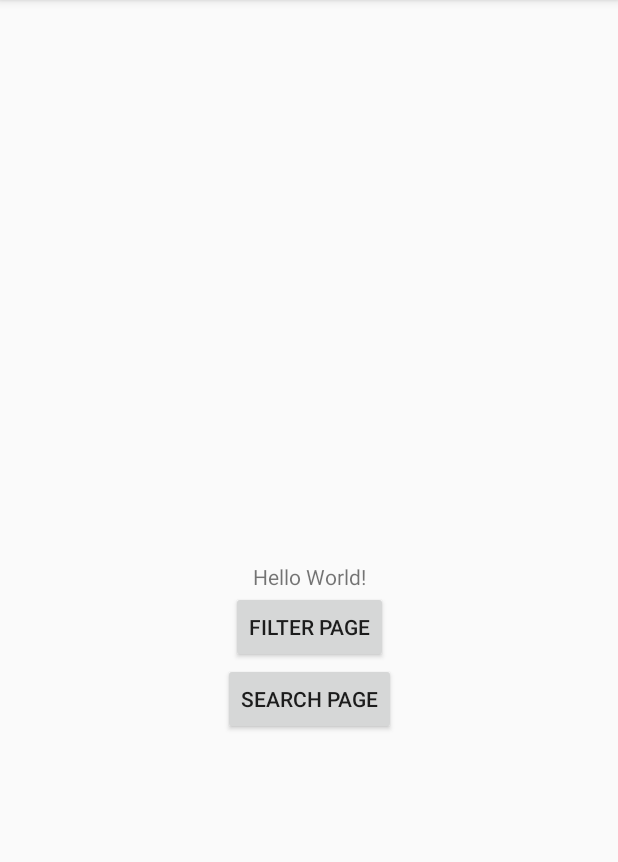
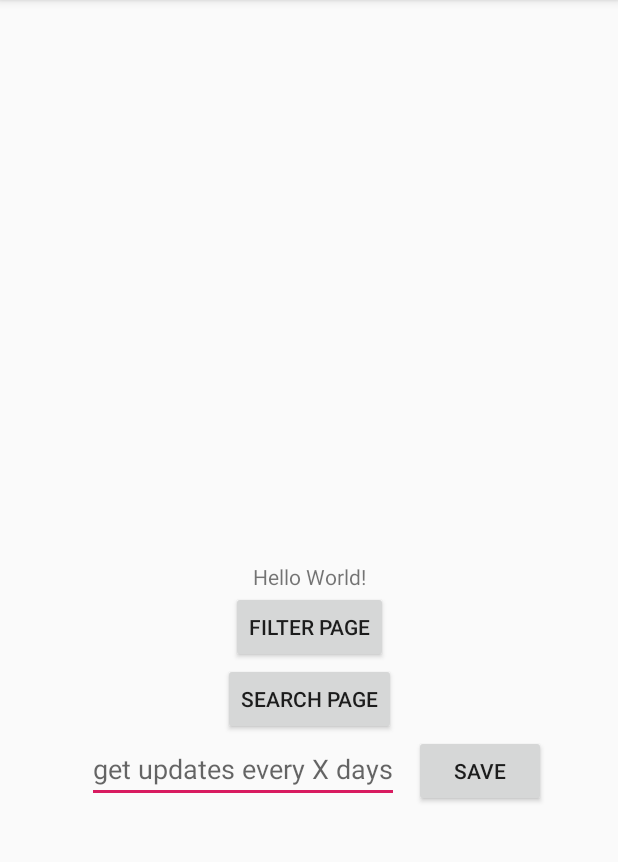
Before and after one commit to inbal0012/CookOMatic3, an Android app: the screen it shows after launch (MainActivity), on a phone screen of 412 x 824 dp, the part 84-946 px from its top. Run offline under Robolectric (Android 15) with nearby library versions, the phone set to English and light mode, and no system bars.

Commit message:
Weekly Update Alarm Manager WORK!!!!!

```diff
--- a/app/src/main/AndroidManifest.xml
+++ b/app/src/main/AndroidManifest.xml
@@ -40,6 +40,12 @@
                 <action android:name="android.intent.action.BOOT_COMPLETED"/>
             </intent-filter>
         </receiver>
+
+        <receiver android:name=".Utilities.AlarmReceiver">
+            <intent-filter>
+                <action android:name="com.android.alarmclock.ALARM_ALERT" />
+            </intent-filter>
+        </receiver>
     </application>
 
 </manifest>
--- a/app/src/main/java/com/example/adopy/MainActivity.java
+++ b/app/src/main/java/com/example/adopy/MainActivity.java
@@ -1,13 +1,14 @@
 package com.example.adopy;
 
-import androidx.annotation.NonNull;
 import androidx.appcompat.app.AppCompatActivity;
 import androidx.core.app.NotificationCompat;
 import androidx.core.app.NotificationManagerCompat;
 
 import android.Manifest;
+import android.app.AlarmManager;
 import android.app.Notification;
 import android.app.PendingIntent;
+import android.content.Context;
 import android.content.Intent;
 import android.content.pm.PackageManager;
 import android.os.Build;
@@ -15,20 +16,26 @@ import android.os.Bundle;
 import android.util.Log;
 import android.view.View;
 import android.widget.Button;
+import android.widget.EditText;
+import android.widget.Toast;
 
-import com.example.adopy.Utilities.App;
+import com.example.adopy.Utilities.AlarmReceiver;
 import com.example.adopy.Utilities.BootRegisterService;
 
+import java.util.Calendar;
+
 import static com.example.adopy.Utilities.App.CHANNEL_1_ID;
-import static com.example.adopy.Utilities.App.CHANNEL_2_ID;
 
 public class MainActivity extends AppCompatActivity {
 
 
     private static final String TAG = "my_MainActivity";
-
+    private static final int FOREGROUND_SERVICE_PERMISSION_REQUEST = 101;
 
     private NotificationManagerCompat notificationManager;
+
+    private AlarmManager alarmMgr;
+    private PendingIntent alarmIntent;
 
     @Override
     protected void onCreate(Bundle savedInstanceState) {
@@ -58,21 +65,67 @@ public class MainActivity extends AppCompatActivity {
         sendOnChannel1();
 
 
-//        if(Build.VERSION.SDK_INT>=23) {
-//            if(checkSelfPermission(Manifest.permission.RECEIVE_BOOT_COMPLETED) != PackageManager.PERMISSION_GRANTED)
-//                requestPermissions(new String[]{Manifest.permission.RECEIVE_BOOT_COMPLETED},3);
-//        }
-//
-//
+        if(Build.VERSION.SDK_INT>=23) {
+
+            int hasForegroundPermission = checkSelfPermission(Manifest.permission.FOREGROUND_SERVICE);
+            if(hasForegroundPermission == PackageManager.PERMISSION_GRANTED) {
+                startService(new Intent(this, BootRegisterService.class));
+            }
+            else { //PERMISSION_DENIED
+
+                requestPermissions(new String[] {Manifest.permission.FOREGROUND_SERVICE},FOREGROUND_SERVICE_PERMISSION_REQUEST);
+            }
+        }
+        else {
+            startService(new Intent(this, BootRegisterService.class));
+        }
+
+        Button saveUpdates = findViewById(R.id.reminderRepeat_btn);
+        saveUpdates.setOnClickListener(new View.OnClickListener() {
+            @Override
+            public void onClick(View v) {
+                SaveUpdates();
+            }
+        });
+
+
+
 //        startService(new Intent(this, BootRegisterService.class));
 
     }
 
+    private void SaveUpdates() {
+        EditText time = findViewById(R.id.reminderRepeat_et);
 
-//    @Override
-//    public void onRequestPermissionsResult(int requestCode, @NonNull String[] permissions, @NonNull int[] grantResults) {
-//        super.onRequestPermissionsResult(requestCode, permissions, grantResults);
-//    }
+        alarmMgr = (AlarmManager) getSystemService(Context.ALARM_SERVICE);
+        Intent intent = new Intent(this, AlarmReceiver.class);
+        alarmIntent = PendingIntent.getBroadcast(this, 0, intent, 0);
+
+// Set the alarm to start now
+        Calendar calendar = Calendar.getInstance();
+        calendar.setTimeInMillis(System.currentTimeMillis());
+
+// setRepeating() lets you specify a precise custom interval--in this case,
+// user choice minutes.
+        alarmMgr.setRepeating(AlarmManager.RTC_WAKEUP, calendar.getTimeInMillis(),
+                1000 * 60 * Integer.parseInt(time.getText().toString()) , alarmIntent);
+    }
+
+
+    @Override
+    public void onRequestPermissionsResult(int requestCode, String[] permissions, int[] grantResults) {
+        super.onRequestPermissionsResult(requestCode, permissions, grantResults);
+
+        if(requestCode == FOREGROUND_SERVICE_PERMISSION_REQUEST) {
+
+            if(grantResults[0] == PackageManager.PERMISSION_GRANTED) {
+                startService(new Intent(this, BootRegisterService.class));
+            }
+            else {
+                Toast.makeText(this, "Sorry, can't work without foreground permission", Toast.LENGTH_LONG).show();
+            }
+        }
+    }
 
 
     public void sendOnChannel1() {
--- a/app/src/main/java/com/example/adopy/Utilities/App.java
+++ b/app/src/main/java/com/example/adopy/Utilities/App.java
@@ -34,14 +34,14 @@ public class App extends Application {
         if (Build.VERSION.SDK_INT >= Build.VERSION_CODES.O) {
             NotificationChannel channel1 = new NotificationChannel(
                     CHANNEL_1_ID,
-                    "on Boot Channel",
+                    getString(R.string.onBootChannelName),
                     NotificationManager.IMPORTANCE_HIGH
             );
             channel1.setDescription(getString(R.string.onBootChannelDesc));
 
             NotificationChannel channel2 = new NotificationChannel(
                     CHANNEL_2_ID,
-                    "weekly Updates Channel",
+                    getString(R.string.weeklyUpdatesChannelName),
                     NotificationManager.IMPORTANCE_LOW
             );
             channel2.setDescription(getString(R.string.weeklyUpdatesChannelDesc));
--- a/app/src/main/res/layout/activity_main.xml
+++ b/app/src/main/res/layout/activity_main.xml
@@ -36,4 +36,29 @@
         app:layout_constraintRight_toRightOf="parent"
         android:text="Search Page"/>
 
+    <LinearLayout
+        android:layout_width="match_parent"
+        android:layout_height="wrap_content"
+        android:orientation="horizontal"
+        app:layout_constraintTop_toBottomOf="@id/searchBtn"
+        app:layout_constraintLeft_toLeftOf="parent"
+        app:layout_constraintRight_toRightOf="parent"
+        android:gravity="center_horizontal">
+
+        <EditText
+            android:id="@+id/reminderRepeat_et"
+            android:layout_width="wrap_content"
+            android:layout_height="wrap_content"
+            android:hint="@string/reminderRepeat_tv_hint"
+            android:layout_marginStart="10dp"/>
+
+        <Button
+            android:id="@+id/reminderRepeat_btn"
+            android:layout_width="wrap_content"
+            android:layout_height="wrap_content"
+            android:text="save"
+            android:layout_marginStart="10dp"/>
+
+    </LinearLayout>
+
 </androidx.constraintlayout.widget.ConstraintLayout>
--- a/app/src/main/res/values/strings.xml
+++ b/app/src/main/res/values/strings.xml
@@ -112,6 +112,10 @@
     //notifications
     <string name="onBootChannelDesc">Adopt animals around you in ease</string>
     <string name="weeklyUpdatesChannelDesc">Don\'t miss your best friend. See the new animals added when you weren\'t here</string>
+    <string name="weekly_update_title">Pets update</string>
+    <string name="weeklyUpdatesChannelName">weekly Updates Channel</string>
+    <string name="onBootChannelName">on Boot Channel</string>
+    <string name="reminderRepeat_tv_hint">get updates every X days</string>
 
 
 </resources>
```
Also changed, not shown: app/src/main/java/com/example/adopy/Utilities/AlarmReceiver.java (added, +49 -0 lines), app/src/main/java/com/example/adopy/Utilities/BootReceiver.java (+8 -19 lines), app/src/main/java/com/example/adopy/Utilities/BootRegisterService.java (+43 -5 lines).
